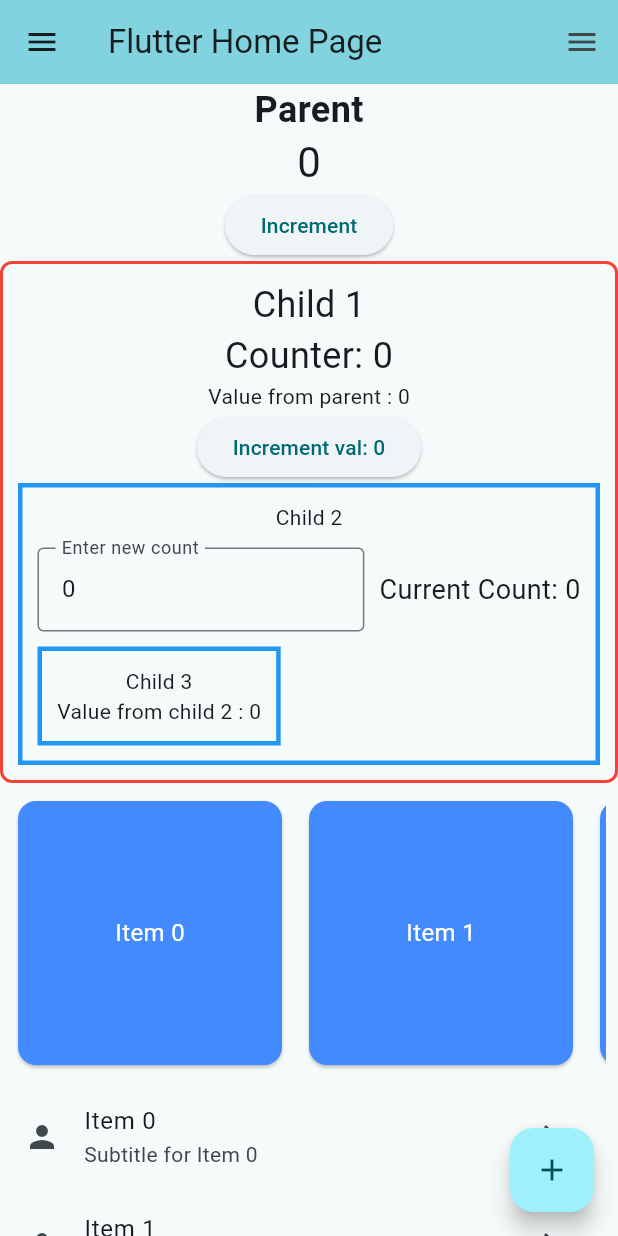
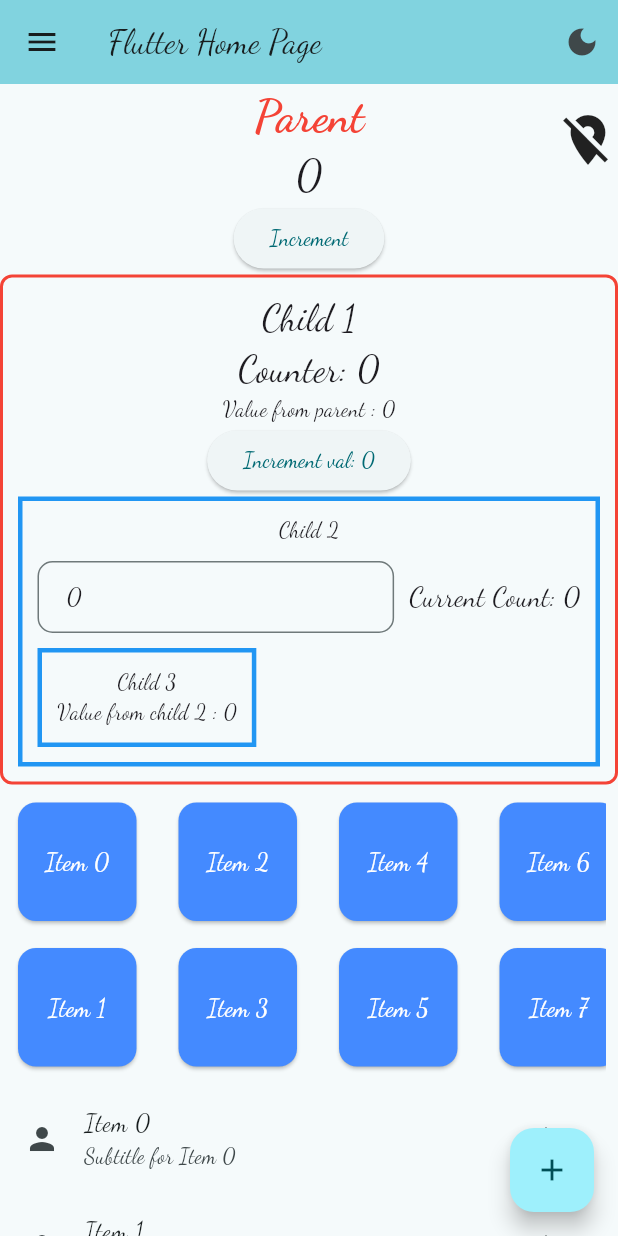
Before and after one commit to ST-SURYA/flutter_learning, a Flutter app: the screen it shows after launch, on a phone screen of 412 x 824 dp. Run offline on Flutter 3.47's test engine with Material 3 defaults, Android fonts, the phone set to English and light mode, and no system bars; our stand-ins replace google_fonts.

Commit message:
Theme context and layouts

```diff
--- a/lib/main.dart
+++ b/lib/main.dart
@@ -1,5 +1,6 @@
 import 'package:flutter/material.dart';
 import 'package:flutter_application_1/sample.dart';
+import 'package:flutter_application_1/widget/Theme/Theme.dart';
 import 'package:flutter_application_1/widget/layout/listview.dart';
 
 void main() {
@@ -11,130 +12,6 @@ class MyApp extends StatelessWidget {
 
   @override
   Widget build(BuildContext context) {
-    return MaterialApp(
-      title: 'Flutter Demo',
-      theme: ThemeData(
-        colorScheme: ColorScheme.fromSeed(
-            seedColor: const Color.fromARGB(255, 58, 169, 183)),
-        useMaterial3: true,
-      ),
-      home: const MyHomePage(title: 'Flutter Home Page'),
-    );
+    return ThemeModel();
   }
 }
-
-class MyHomePage extends StatefulWidget {
-  const MyHomePage({super.key, required this.title});
-  final String title;
-
-  @override
-  State<MyHomePage> createState() => _MyHomePageState();
-}
-
-class _MyHomePageState extends State<MyHomePage> {
-  int _counter = 0;
-
-  void _incrementCounter() {
-    setState(() {
-      _counter = _counter + 2;
-    });
-  }
-
-  @override
-  Widget build(BuildContext context) {
-    return Scaffold(
-      appBar: AppBar(
-        backgroundColor: Theme.of(context).colorScheme.inversePrimary,
-        title: Text(widget.title),
-      ),
-      endDrawer: Drawer(
-        child: ListViewExample(),
-      ),
-      drawer: Drawer(
-        child: ListViewExample(),
-      ),
-      body: SingleChildScrollView(
-        // Wrap body in SingleChildScrollView to allow scrolling
-        child: Column(
-          children: <Widget>[
-            const Text(
-              'Parent',
-              style: TextStyle(fontSize: 24, fontWeight: FontWeight.bold),
-            ),
-            Text(
-              '$_counter',
-              style: Theme.of(context).textTheme.headlineMedium,
-            ),
-            ElevatedButton(
-              onPressed: _incrementCounter,
-              child: const Text('Increment'),
-            ),
-            Child1(inc: _incrementCounter, parentValue: _counter),
-            const SizedBox(width: 20),
-            Container(
-              padding: const EdgeInsets.all(8.0),
-              height: 200, // Optional: set the height for the horizontal grid
-              child: GridView.builder(
-                scrollDirection:
-                    Axis.horizontal, // Horizontal scrolling enabled
-                gridDelegate: SliverGridDelegateWithFixedCrossAxisCount(
-                  crossAxisCount: 1, // 1 row
-                  crossAxisSpacing: 10,
-                  mainAxisSpacing: 10,
-                ),
-                itemCount: 20,
-                itemBuilder: (context, index) {
-                  return Card(
-                    color: Colors.blueAccent,
-                    child: Center(
-                      child: Text(
-                        'Item $index',
-                        style: TextStyle(
-                          color: Colors.white,
-                          fontSize: 16,
-                        ),
-                      ),
-                    ),
-                  );
-                },
-              ),
-            ),
-            const SizedBox(width: 30),
-            // Repeat the content to demonstrate scrolling
-            for (int i = 0; i < 20; i++)
-              ListTile(
-                leading: Icon(Icons.person), // display in starting
-                trailing: IconButton(
-                  icon:
-                      const Icon(Icons.arrow_forward), // Icon on the right side
-                  onPressed: () {
-                    // Perform the action when the icon is tapped
-                    print('Icon for Item $i tapped');
-                  },
-                ), // display in end
-                title: Text('Item $i'),
-                subtitle: Text('Subtitle for Item $i'),
-                onTap: () {
-                  print('Item $i tapped');
-                },
-              ),
-            // Text(
-            //   'Repeated content $i',
-            //   style: TextStyle(fontSize: 18),
-            // ),
-            // const SizedBox(height: 20), // Optional space before ListView
-            // Container(
-            //   height: 300, // Fixed height for ListView
-            //   child: ListViewExample(),
-            // ),
-          ],
-        ),
-      ),
-      floatingActionButton: FloatingActionButton(
-        onPressed: _incrementCounter,
-        tooltip: 'Increment',
-        child: const Icon(Icons.add),
-      ),
-    );
-  }
-}
--- /dev/null
+++ b/lib/pages/Home.dart
@@ -0,0 +1,170 @@
+import 'package:flutter/material.dart';
+import 'package:flutter_application_1/sample.dart';
+import 'package:flutter_application_1/widget/Theme/Theme.dart';
+import 'package:flutter_application_1/widget/layout/listview.dart';
+import 'package:google_fonts/google_fonts.dart';
+
+class MyHomePage extends StatefulWidget {
+  const MyHomePage({super.key, required this.title});
+  final String title;
+
+  @override
+  State<MyHomePage> createState() => _MyHomePageState();
+}
+
+class _MyHomePageState extends State<MyHomePage> {
+  int _counter = 0;
+  bool _isLocationOn = false;
+
+  void _incrementCounter() {
+    setState(() {
+      _counter = _counter + 2;
+    });
+  }
+
+  @override
+  Widget build(BuildContext context) {
+    return Scaffold(
+      appBar: AppBar(
+        backgroundColor: Theme.of(context).colorScheme.inversePrimary,
+        title: Text(widget.title),
+        actions: [
+          IconButton(
+            icon: Icon(
+              ThemeContext.of(context).themeMode == Brightness.dark
+                  ? Icons.light_mode
+                  : Icons.dark_mode,
+            ),
+            onPressed: () {
+              final theme = ThemeContext.of(context);
+              // // Toggle the theme mode
+              if (theme.themeMode == ThemeMode.dark) {
+                theme.changeTheme(ThemeMode.light);
+              } else {
+                theme.changeTheme(ThemeMode.dark);
+              }
+            },
+          ),
+        ],
+      ),
+
+      // endDrawer: Drawer(
+      //   child: ListViewExample(),
+      // ),
+      drawer: Drawer(
+        child: ListViewExample(),
+      ),
+      body: SingleChildScrollView(
+          // Wrap body in SingleChildScrollView to allow scrolling
+          child: Stack(
+        children: [
+          Column(
+            children: <Widget>[
+              Text(
+                'Parent',
+                style: GoogleFonts.dancingScript(
+                    fontSize: 30,
+                    fontWeight: FontWeight.bold,
+                    color: Colors.red),
+              ),
+              Text(
+                '$_counter',
+                style: Theme.of(context).textTheme.headlineMedium,
+              ),
+              ElevatedButton(
+                onPressed: _incrementCounter,
+                child: const Text('Increment'),
+              ),
+              Child1(inc: _incrementCounter, parentValue: _counter),
+              const SizedBox(width: 20),
+              Container(
+                padding: const EdgeInsets.all(8.0),
+                height: 200, // Optional: set the height for the horizontal grid
+                child: GridView.builder(
+                  scrollDirection:
+                      Axis.horizontal, // Horizontal scrolling enabled
+                  gridDelegate: SliverGridDelegateWithFixedCrossAxisCount(
+                    crossAxisCount: 2, // 1 row
+                    crossAxisSpacing: 10,
+                    mainAxisSpacing: 20,
+                  ),
+                  itemCount: 20,
+                  itemBuilder: (context, index) {
+                    return Card(
+                      color: Colors.blueAccent,
+                      child: Center(
+                        child: Text(
+                          'Item $index',
+                          style: TextStyle(
+                            color: Colors.white,
+                            fontSize: 16,
+                          ),
+                        ),
+                      ),
+                    );
+                  },
+                ),
+              ),
+              const SizedBox(width: 30),
+              // Repeat the content to demonstrate scrolling
+              for (int i = 0; i < 20; i++)
+                ListTile(
+                  leading: Icon(Icons.person), // display in starting
+                  trailing: IconButton(
+                    icon: const Icon(
+                        Icons.arrow_forward), // Icon on the right side
+                    onPressed: () {
+                      // Perform the action when the icon is tapped
+                      print('Icon for Item $i tapped');
+                    },
+                  ), // display in end
+                  title: Text('Item $i'),
+                  subtitle: Text('Subtitle for Item $i'),
+                  onTap: () {
+                    print('Item $i tapped');
+                  },
+                ),
+              // Text(
+              //   'Repeated content $i',
+              //   style: TextStyle(fontSize: 18),
+              // ),
+              // const SizedBox(height: 20), // Optional space before ListView
+              // Container(
+              //   height: 300, // Fixed height for ListView
+              //   child: ListViewExample(),
+              // ),
+            ],
+          ),
+          Positioned(
+            top: 0,
+            right: 0,
+            left: 0, // Add this to stretch the container across the full width
+            child: Container(
+              height: 75.0,
+              child: Row(
+                mainAxisAlignment:
+                    MainAxisAlignment.end, // Aligns the icon to the right
+                children: [
+                  GestureDetector(
+                    onTap: () => setState(() {
+                      _isLocationOn = !_isLocationOn;
+                    }),
+                    child: Icon(
+                      _isLocationOn ? Icons.location_on : Icons.location_off,
+                      size: 40.0,
+                    ),
+                  ),
+                ],
+              ),
+            ),
+          )
+        ],
+      )),
+      floatingActionButton: FloatingActionButton(
+        onPressed: _incrementCounter,
+        tooltip: 'Increment',
+        child: const Icon(Icons.add),
+      ),
+    );
+  }
+}
--- /dev/null
+++ b/lib/widget/Theme/Theme.dart
@@ -0,0 +1,80 @@
+import 'package:flutter/material.dart';
+import 'package:flutter_application_1/pages/Home.dart';
+import 'package:google_fonts/google_fonts.dart';
+
+class ThemeModel extends StatefulWidget {
+  // final Widget child;
+
+  const ThemeModel({
+    super.key,
+    // required this.child,
+  });
+
+  @override
+  _ThemeModel createState() => _ThemeModel();
+}
+
+class _ThemeModel extends State<ThemeModel> {
+  ThemeMode _themeMode = ThemeMode.light;
+
+  void changeTheme(ThemeMode themeMode) {
+    setState(() {
+      _themeMode = themeMode;
+    });
+  }
+
+  @override
+  Widget build(BuildContext context) {
+    return (ThemeContext(
+        themeMode: _themeMode,
+        changeTheme: changeTheme,
+        child: MaterialApp(
+          title: 'Flutter Demo',
+          theme: ThemeData(
+            colorScheme: ColorScheme.fromSeed(
+              seedColor: const Color.fromARGB(255, 58, 169, 183),
+              brightness: Brightness.light,
+            ),
+            textTheme:
+                GoogleFonts.dancingScriptTextTheme(Theme.of(context).textTheme),
+            brightness: Brightness.light,
+            useMaterial3: true,
+          ),
+          darkTheme: ThemeData(
+            colorScheme: ColorScheme.fromSeed(
+              seedColor: const Color.fromARGB(255, 58, 169, 183),
+              brightness: Brightness.dark,
+            ),
+            brightness: Brightness.dark,
+            useMaterial3: true,
+          ),
+          themeMode: _themeMode,
+          home: const MyHomePage(title: 'Flutter Home Page'),
+        )));
+  }
+}
+
+class ThemeContext extends InheritedWidget {
+  final ThemeMode themeMode;
+  final void Function(ThemeMode) changeTheme;
+  const ThemeContext(
+      {super.key,
+      required Widget child,
+      required this.themeMode,
+      required this.changeTheme})
+      : super(child: child);
+
+  static dynamic of(BuildContext context) {
+    final ThemeContext? widget =
+        context.dependOnInheritedWidgetOfExactType<ThemeContext>();
+    return (
+      themeMode: widget?.themeMode ?? ThemeMode.light,
+      changeTheme: widget?.changeTheme
+    );
+  }
+
+  @override
+  bool updateShouldNotify(ThemeContext oldWidget) {
+    return themeMode != oldWidget.themeMode;
+  }
+}
--- a/lib/widget/ihWidget.dart
+++ b/lib/widget/ihWidget.dart
@@ -1,4 +1,5 @@
 import 'package:flutter/material.dart';
+import 'package:flutter_application_1/widget/input/textfield.dart';
 
 class Child2 extends StatefulWidget {
   final int count;
@@ -45,15 +46,20 @@ class _Child2State extends State<Child2> {
             Row(
               children: [
                 Expanded(
-                  child: TextField(
+                  child: CommonTextField(
                     controller: _controller,
-                    keyboardType: TextInputType.number,
-                    decoration: const InputDecoration(
-                      border: OutlineInputBorder(),
-                      labelText: 'Enter new count',
-                    ),
-                    onChanged: _updateCount,
+                    hintText: "Enter new count",
+                    onChange: _updateCount,
                   ),
+                  // TextField(
+                  //   controller: _controller,
+                  //   keyboardType: TextInputType.number,
+                  //   decoration: const InputDecoration(
+                  //     border: OutlineInputBorder(),
+                  //     labelText: 'Enter new count',
+                  //   ),
+                  //   onChanged: _updateCount,
+                  // ),
                 ),
                 const SizedBox(width: 10),
                 Text(
--- /dev/null
+++ b/lib/widget/input/textfield.dart
@@ -0,0 +1,36 @@
+import 'package:flutter/material.dart';
+
+class CommonTextField extends StatelessWidget {
+  final String hintText;
+  final TextEditingController controller;
+  final bool obscureText;
+  final TextInputType keyboardType;
+  final ValueChanged<String> onChange;
+
+  const CommonTextField({
+    Key? key,
+    required this.hintText,
+    required this.controller,
+    required this.onChange,
+    this.obscureText = false,
+    this.keyboardType = TextInputType.text,
+  }) : super(key: key);
+
+  @override
+  Widget build(BuildContext context) {
+    return TextField(
+      controller: controller,
+      obscureText: obscureText,
+      keyboardType: keyboardType,
+      decoration: InputDecoration(
+        hintText: hintText,
+        border: OutlineInputBorder(
+          borderRadius: BorderRadius.circular(10),
+        ),
+        contentPadding:
+            const EdgeInsets.symmetric(horizontal: 15, vertical: 10),
+      ),
+      onChanged: onChange,
+    );
+  }
+}
--- a/lib/widget/layout/listview.dart
+++ b/lib/widget/layout/listview.dart
@@ -12,7 +12,7 @@ class ListViewExample extends StatelessWidget {
             title: Text('Item $index'),
             subtitle: Text('Subtitle for Item $index'),
             onTap: () {
-              print('Item $index tapped');
+              print("media" + MediaQuery.of(context).size.width.toString());
             },
           );
         }),
--- a/pubspec.yaml
+++ b/pubspec.yaml
@@ -35,6 +35,7 @@ dependencies:
   # The following adds the Cupertino Icons font to your application.
   # Use with the CupertinoIcons class for iOS style icons.
   cupertino_icons: ^1.0.8
+  google_fonts: ^6.2.1
 
 dev_dependencies:
   flutter_test:
```
Also changed, not shown: pubspec.lock, 5 other files.
